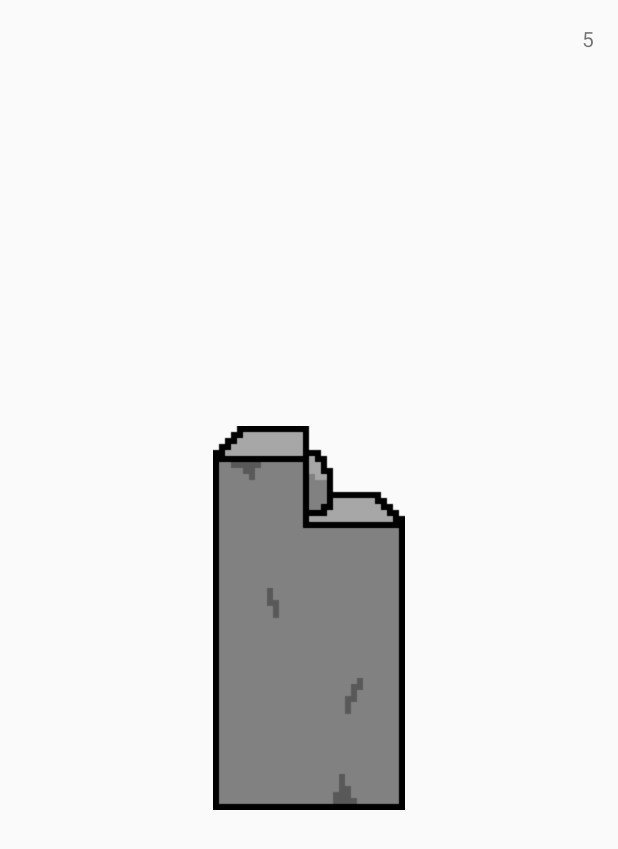
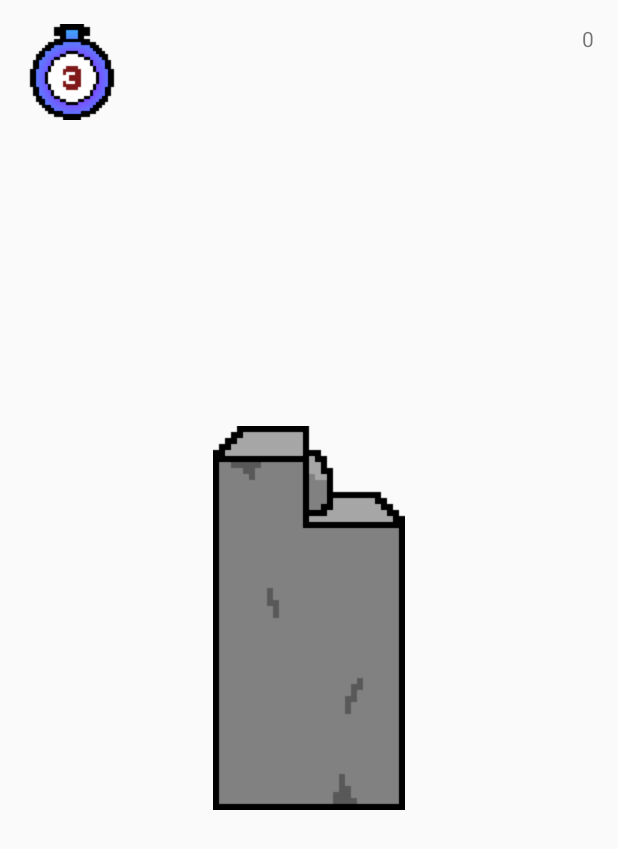
Before and after one commit to SpookySkelemen/Mikrospiele, an Android app: the ChiselActivity screen opened directly, with no data from a screen before it, after a tap on an icon or button, on a phone screen of 412 x 824 dp. Shown: the top 849 px of the screen. Run offline under Robolectric (Android 15) with nearby library versions, the phone set to English and light mode, and no system bars.

Commit message:
textViews still don't work, but the timer does

```diff
--- a/app/src/main/java/com/willbergs/mikrospiele/ChiselActivity.java
+++ b/app/src/main/java/com/willbergs/mikrospiele/ChiselActivity.java
@@ -7,7 +7,7 @@ import android.os.CountDownTimer;
 import android.view.View;
 import android.view.ViewGroup;
 import android.widget.ImageButton;
-import android.widget.TextView;
+import android.widget.ImageView;
 
 public class ChiselActivity extends Activity {
 
@@ -17,8 +17,9 @@ public class ChiselActivity extends Activity {
     protected Thread myThread;
     protected ViewGroup mainScrn;
     protected CountDownTimer timer;
-    protected TextView timerTxt;
+    protected int score;
     protected int time;
+    protected ImageView timerImg;
 
     @Override
     protected void onCreate(Bundle savedInstanceState) {
@@ -58,11 +59,20 @@ public class ChiselActivity extends Activity {
         // mainScrn = (ViewGroup) (findViewById(R.id.activity_chisel));
 
         time = 5;
-        timerTxt = (TextView) (findViewById(R.id.txtTimer));
+        timerImg = (ImageView) (findViewById(R.id.imgTimer));
         timer = new CountDownTimer(5000, 1000) {
             @Override
             public void onTick(long l) {
                 time--;
+                if (time == 4){
+                    timerImg.setImageResource(R.drawable.timer4);
+                } else if (time == 3){
+                    timerImg.setImageResource(R.drawable.timer3);
+                } else if (time == 2){
+                    timerImg.setImageResource(R.drawable.timer2);
+                } else{
+                    timerImg.setImageResource(R.drawable.timer1);
+                }
             }
 
             @Override
@@ -107,6 +117,8 @@ public class ChiselActivity extends Activity {
             chiselBtn.setImageResource(R.drawable.chisel9);
             progress++;
         }
+
+        onClick();
     }
 
 
@@ -119,4 +131,9 @@ public class ChiselActivity extends Activity {
         startActivity(myIntent);
         finish();
     }
+
+
+    public void onClick (){
+        score++;
+    }
 }
--- a/app/src/main/res/layout/activity_chisel.xml
+++ b/app/src/main/res/layout/activity_chisel.xml
@@ -21,10 +21,16 @@
         android:src="@drawable/chisel1" />
 
     <TextView
-        android:id="@+id/txtTimer"
+        android:id="@+id/txtScore"
         android:layout_width="wrap_content"
         android:layout_height="wrap_content"
         android:layout_centerHorizontal="true"
         android:layout_alignParentRight="true"
-        android:text="5"/>
+        android:text="0"/>
+
+    <ImageView
+        android:id="@+id/imgTimer"
+        android:layout_width="wrap_content"
+        android:layout_height="wrap_content"
+        android:src="@drawable/timer5"/>
 </RelativeLayout>
```
